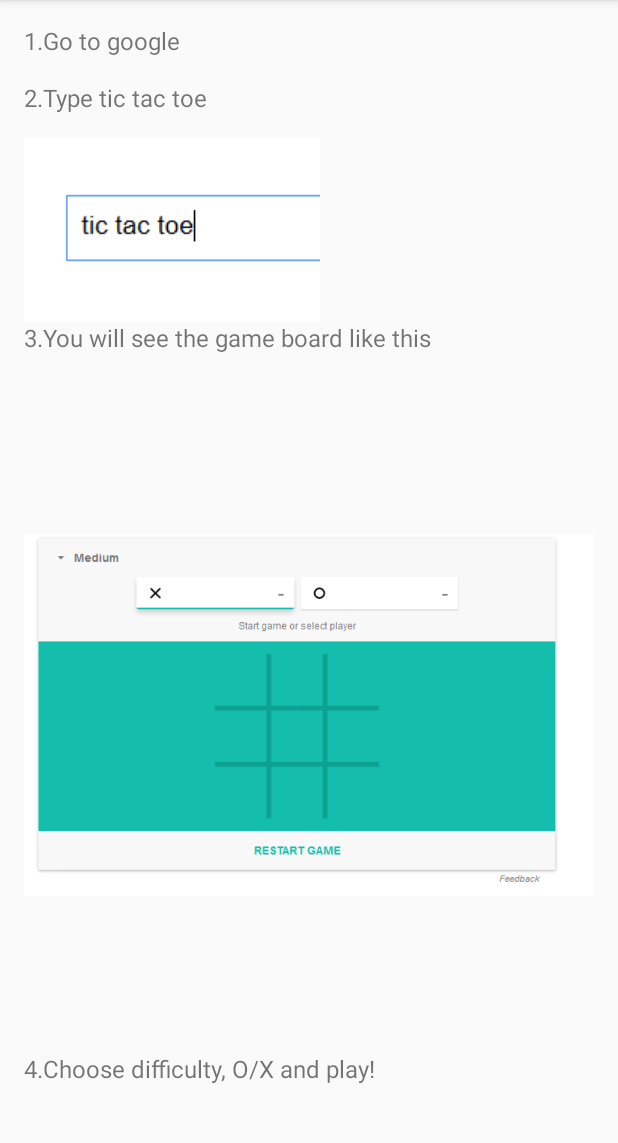
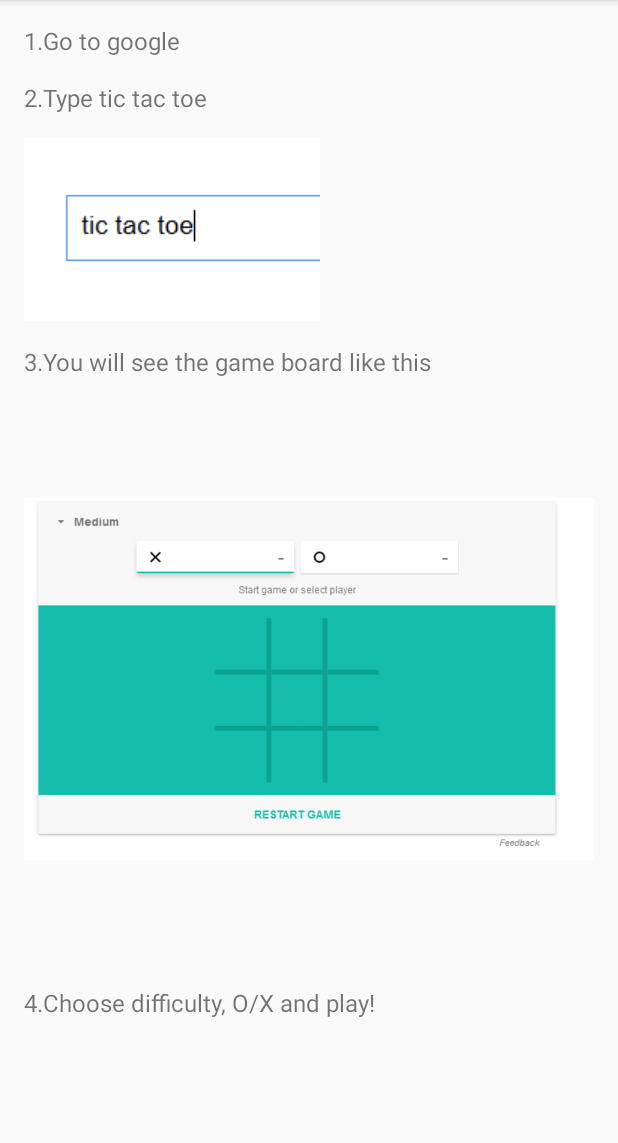
Before and after one commit to reploid3660/Five-Google-Easter-Eggs-APP, an Android app: the TicTacToe screen opened directly, with no data from a screen before it, on a phone screen of 412 x 824 dp, the part 84-1227 px from its top. Run offline under Robolectric (Android 15) with nearby library versions, the light colour scheme and no system bars.

Commit message:
finish tic tac toe button positioning

```diff
--- a/app/src/main/res/layout/activity_tic_tac_toe.xml
+++ b/app/src/main/res/layout/activity_tic_tac_toe.xml
@@ -9,6 +9,7 @@
         android:layout_height="match_parent"
         android:layout_margin="16dp"
         android:orientation="vertical"
+        android:paddingBottom="16dp"
         tools:context="com.example.anthony.fivethingsproject.TicTacToe">
 
         <TextView
@@ -22,6 +23,7 @@
         <ImageView
             android:layout_width="wrap_content"
             android:layout_height="wrap_content"
+            android:layout_marginBottom="16dp"
             android:src="@drawable/type_tic_tac_toe" />
 
         <TextView
@@ -31,6 +33,8 @@
         <ImageView
             android:layout_width="wrap_content"
             android:layout_height="wrap_content"
+            android:layout_marginBottom="-20dp"
+            android:layout_marginTop="-40dp"
             android:src="@drawable/tic_tac_toe_game" />
 
         <TextView
```
